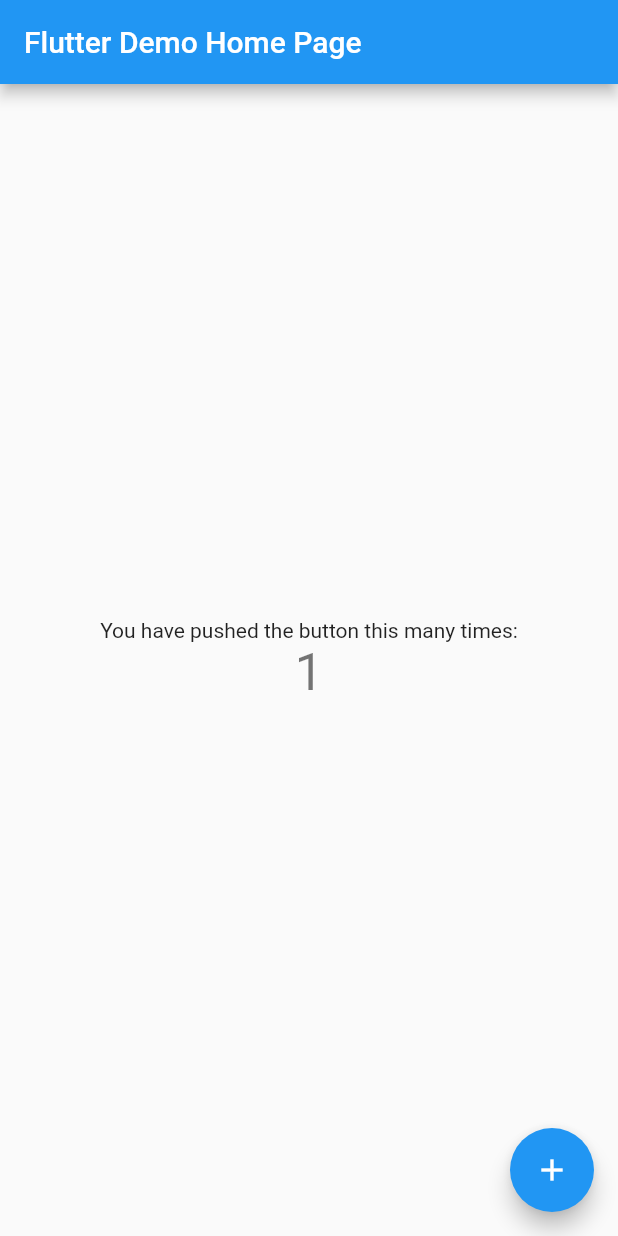
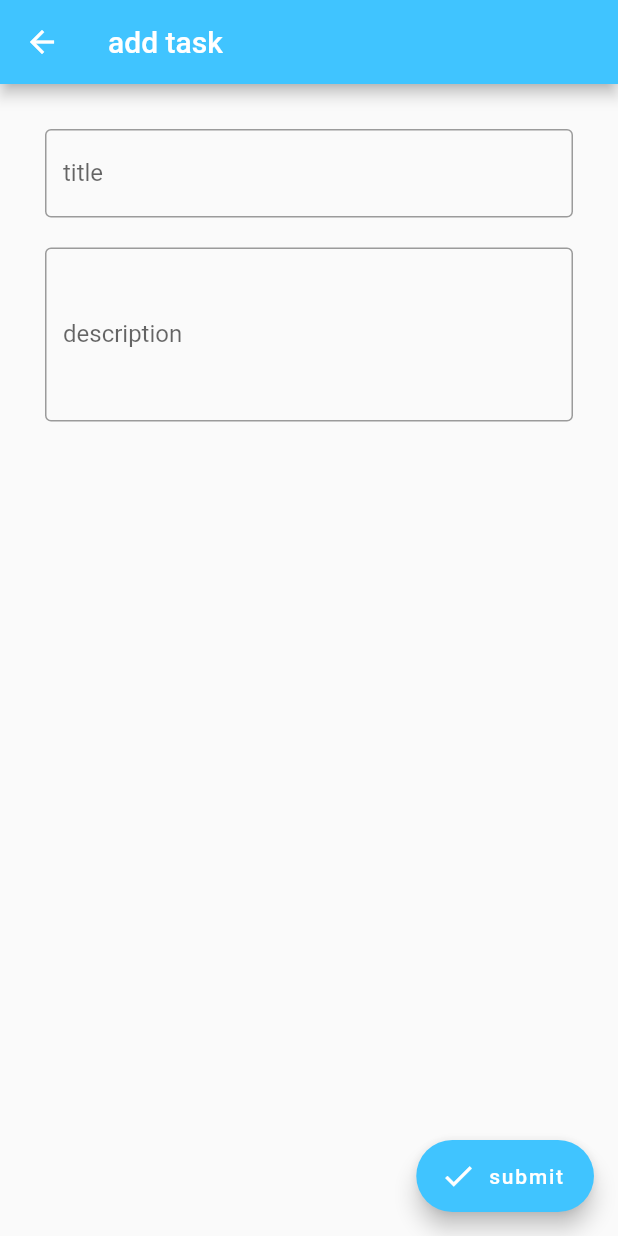
Before and after one commit to kilwa95/flutter_listonic, a Flutter app: the screen it shows after launch, after a tap on the "add" icon, on a phone screen of 412 x 824 dp. Run offline on Flutter 3.47's test engine with Material 2 defaults, Android fonts, the phone set to English and light mode, and no system bars.

Commit message:
newFonct: addlist-removelist

```diff
--- a/analysis_options.yaml
+++ b/analysis_options.yaml
@@ -5,13 +5,13 @@
 # IDEs (https://dart.dev/tools#ides-and-editors). The analyzer can also be
 # invoked from the command line by running `flutter analyze`.
 
-# The following line activates a set of recommended lints for Flutter apps,
-# packages, and plugins designed to encourage good coding practices.
-include: package:flutter_lints/flutter.yaml
+# The following line activates a set of recommended lints for Blackfoot's Flutter apps
+# designed to encourage good coding practices.
+include: package:blackfoot_flutter_lint/blackfoot_flutter.yaml
 
 linter:
   # The lint rules applied to this project can be customized in the
-  # section below to disable rules from the `package:flutter_lints/flutter.yaml`
+  # section below to disable rules from the `package:blackfoot_flutter_lint/blackfoot_flutter.yaml`
   # included above or to enable additional rules. A list of all available lints
   # and their documentation is published at
   # https://dart-lang.github.io/linter/lints/index.html.
@@ -22,8 +22,7 @@ linter:
   # `// ignore_for_file: name_of_lint` syntax on the line or in the file
   # producing the lint.
   rules:
-    # avoid_print: false  # Uncomment to disable the `avoid_print` rule
-    # prefer_single_quotes: true  # Uncomment to enable the `prefer_single_quotes` rule
-
+  # avoid_print: false  # Uncomment to disable the `avoid_print` rule
+  # prefer_single_quotes: true  # Uncomment to enable the `prefer_single_quotes` rule
 # Additional information about this file can be found at
 # https://dart.dev/guides/language/analysis-options
--- a/lib/main.dart
+++ b/lib/main.dart
@@ -1,115 +1,22 @@
 import 'package:flutter/material.dart';
+import 'package:flutter_listonic/providers/task_provider.dart';
+import 'package:flutter_listonic/screens/task_screen.dart';
+import 'package:provider/provider.dart';
 
 void main() {
-  runApp(const MyApp());
+  runApp(const Listonic());
 }
 
-class MyApp extends StatelessWidget {
-  const MyApp({super.key});
+class Listonic extends StatelessWidget {
+  const Listonic({super.key});
 
-  // This widget is the root of your application.
   @override
   Widget build(BuildContext context) {
-    return MaterialApp(
-      title: 'Flutter Demo',
-      theme: ThemeData(
-        // This is the theme of your application.
-        //
-        // Try running your application with "flutter run". You'll see the
-        // application has a blue toolbar. Then, without quitting the app, try
-        // changing the primarySwatch below to Colors.green and then invoke
-        // "hot reload" (press "r" in the console where you ran "flutter run",
-        // or simply save your changes to "hot reload" in a Flutter IDE).
-        // Notice that the counter didn't reset back to zero; the application
-        // is not restarted.
-        primarySwatch: Colors.blue,
+    return ChangeNotifierProvider(
+      create: (_) => TaskProvider(),
+      child: const MaterialApp(
+        home: TaskScreen(),
       ),
-      home: const MyHomePage(title: 'Flutter Demo Home Page'),
     );
   }
 }
-
-class MyHomePage extends StatefulWidget {
-  const MyHomePage({super.key, required this.title});
-
-  // This widget is the home page of your application. It is stateful, meaning
-  // that it has a State object (defined below) that contains fields that affect
-  // how it looks.
-
-  // This class is the configuration for the state. It holds the values (in this
-  // case the title) provided by the parent (in this case the App widget) and
-  // used by the build method of the State. Fields in a Widget subclass are
-  // always marked "final".
-
-  final String title;
-
-  @override
-  State<MyHomePage> createState() => _MyHomePageState();
-}
-
-class _MyHomePageState extends State<MyHomePage> {
-  int _counter = 0;
-
-  void _incrementCounter() {
-    setState(() {
-      // This call to setState tells the Flutter framework that something has
-      // changed in this State, which causes it to rerun the build method below
-      // so that the display can reflect the updated values. If we changed
-      // _counter without calling setState(), then the build method would not be
-      // called again, and so nothing would appear to happen.
-      _counter++;
-    });
-  }
-
-  @override
-  Widget build(BuildContext context) {
-    // This method is rerun every time setState is called, for instance as done
-    // by the _incrementCounter method above.
-    //
-    // The Flutter framework has been optimized to make rerunning build methods
-    // fast, so that you can just rebuild anything that needs updating rather
-    // than having to individually change instances of widgets.
-    return Scaffold(
-      appBar: AppBar(
-        // Here we take the value from the MyHomePage object that was created by
-        // the App.build method, and use it to set our appbar title.
-        title: Text(widget.title),
-      ),
-      body: Center(
-        // Center is a layout widget. It takes a single child and positions it
-        // in the middle of the parent.
-        child: Column(
-          // Column is also a layout widget. It takes a list of children and
-          // arranges them vertically. By default, it sizes itself to fit its
-          // children horizontally, and tries to be as tall as its parent.
-          //
-          // Invoke "debug painting" (press "p" in the console, choose the
-          // "Toggle Debug Paint" action from the Flutter Inspector in Android
-          // Studio, or the "Toggle Debug Paint" command in Visual Studio Code)
-          // to see the wireframe for each widget.
-          //
-          // Column has various properties to control how it sizes itself and
-          // how it positions its children. Here we use mainAxisAlignment to
-          // center the children vertically; the main axis here is the vertical
-          // axis because Columns are vertical (the cross axis would be
-          // horizontal).
-          mainAxisAlignment: MainAxisAlignment.center,
-          children: <Widget>[
-            const Text(
-              'You have pushed the button this many times:',
-            ),
-            Text(
-              '$_counter',
-              style: Theme.of(context).textTheme.headline4,
-            ),
-          ],
-        ),
-      ),
-      floatingActionButton: FloatingActionButton(
-        onPressed: _incrementCounter,
-        tooltip: 'Increment',
-        child: const Icon(Icons.add),
-      ), // This trailing comma makes auto-formatting nicer for build methods.
-    );
-  }
-}
--- /dev/null
+++ b/lib/models/task.dart
@@ -0,0 +1,17 @@
+class Task {
+  Task({
+    this.id,
+    required this.title,
+    this.description,
+    this.completed = false,
+  });
+
+  int? id;
+  String title;
+  String? description;
+  bool completed;
+
+  void toggleDone() {
+    completed = !completed;
+  }
+}
--- /dev/null
+++ b/lib/providers/task_provider.dart
@@ -0,0 +1,46 @@
+import 'dart:collection';
+
+import 'package:flutter/material.dart';
+
+import '../models/task.dart';
+
+class TaskProvider extends ChangeNotifier {
+  final List<Task> _tasks = <Task>[];
+
+  String taskTitle = "";
+  String taskDescription = "";
+
+  UnmodifiableListView<Task> get tasks {
+    return UnmodifiableListView<Task>(_tasks);
+  }
+
+  int get taskCount {
+    return _tasks.length;
+  }
+
+  void addTask({required String newTaskTitle, String? newTaskDesc}) {
+    final Task task = Task(title: newTaskTitle, description: newTaskDesc);
+    _tasks.add(task);
+    notifyListeners();
+  }
+
+  void deleteTask(Task task) {
+    _tasks.remove(task);
+    notifyListeners();
+  }
+
+  void setTaskDone(Task task) {
+    task.toggleDone();
+    notifyListeners();
+  }
+
+  void setTaskTitle(String taskTitle) {
+    this.taskTitle = taskTitle;
+    notifyListeners();
+  }
+
+  void setTaskDescription(String taskDescription) {
+    this.taskDescription = taskDescription;
+    notifyListeners();
+  }
+}
--- /dev/null
+++ b/lib/screens/add_screen.dart
@@ -0,0 +1,34 @@
+import 'package:flutter/material.dart';
+import 'package:flutter_listonic/providers/task_provider.dart';
+import 'package:provider/provider.dart';
+
+import '../widgets/task_form.dart';
+
+class AddScreen extends StatelessWidget {
+  const AddScreen({super.key});
+
+  @override
+  Widget build(BuildContext context) {
+    return Scaffold(
+      appBar: AppBar(
+        title: const Text('add task'),
+        backgroundColor: Colors.lightBlueAccent,
+      ),
+      floatingActionButton: FloatingActionButton.extended(
+        label: const Text('submit'),
+        icon: const Icon(Icons.check),
+        backgroundColor: Colors.lightBlueAccent,
+        onPressed: () {
+          Provider.of<TaskProvider>(context, listen: false).addTask(
+            newTaskTitle:
+                Provider.of<TaskProvider>(context, listen: false).taskTitle,
+            newTaskDesc: Provider.of<TaskProvider>(context, listen: false)
+                .taskDescription,
+          );
+          Navigator.pop(context);
+        },
+      ),
+      body: const TaskForm(),
+    );
+  }
+}
--- /dev/null
+++ b/lib/screens/task_screen.dart
@@ -0,0 +1,40 @@
+import 'package:flutter/material.dart';
+import 'package:flutter_listonic/screens/add_screen.dart';
+
+import '../widgets/task_list.dart';
+
+class TaskScreen extends StatelessWidget {
+  const TaskScreen({super.key});
+
+  @override
+  Widget build(BuildContext context) {
+    return Scaffold(
+      appBar: AppBar(
+        title: const Text('Lis tonic'),
+        backgroundColor: Colors.lightBlueAccent,
+      ),
+      floatingActionButton: FloatingActionButton(
+        backgroundColor: Colors.lightBlueAccent,
+        onPressed: () {
+          Navigator.push(
+            context,
+            MaterialPageRoute<dynamic>(
+              builder: (BuildContext context) => const AddScreen(),
+            ),
+          );
+        },
+        child: const Icon(Icons.add),
+      ),
+      body: Container(
+        decoration: const BoxDecoration(
+          color: Colors.white,
+          borderRadius: BorderRadius.only(
+            topLeft: Radius.circular(20.0),
+            topRight: Radius.circular(20.0),
+          ),
+        ),
+        child: const TasksList(),
+      ),
+    );
+  }
+}
--- /dev/null
+++ b/lib/widgets/task_form.dart
@@ -0,0 +1,43 @@
+import 'package:flutter/material.dart';
+import 'package:provider/provider.dart';
+
+import '../providers/task_provider.dart';
+
+class TaskForm extends StatelessWidget {
+  const TaskForm({super.key});
+
+  @override
+  Widget build(BuildContext context) {
+    return Container(
+      padding: const EdgeInsets.all(30.0),
+      child: Column(
+        children: <Widget>[
+          TextField(
+            decoration: const InputDecoration(
+              border: OutlineInputBorder(),
+              labelText: 'title',
+            ),
+            textAlign: TextAlign.center,
+            onChanged: (String title) {
+              Provider.of<TaskProvider>(context, listen: false)
+                  .setTaskTitle(title);
+            },
+          ),
+          const SizedBox(height: 20.0),
+          TextField(
+            maxLines: 4,
+            decoration: const InputDecoration(
+              border: OutlineInputBorder(),
+              labelText: 'description',
+            ),
+            textAlign: TextAlign.center,
+            onChanged: (String description) {
+              Provider.of<TaskProvider>(context, listen: false)
+                  .setTaskDescription(description);
+            },
+          ),
+        ],
+      ),
+    );
+  }
+}
--- /dev/null
+++ b/lib/widgets/task_list.dart
@@ -0,0 +1,36 @@
+import 'package:flutter/material.dart';
+import 'package:flutter_listonic/widgets/task_item.dart';
+import 'package:provider/provider.dart';
+
+import '../providers/task_provider.dart';
+
+class TasksList extends StatelessWidget {
+  const TasksList({super.key});
+
+  @override
+  Widget build(BuildContext context) {
+    return Consumer<TaskProvider>(
+      builder: (
+        BuildContext context,
+        TaskProvider taskProvider,
+        Widget? child,
+      ) {
+        return ListView.builder(
+          itemBuilder: (BuildContext context, int index) {
+            return TaskItem(
+              title: taskProvider.tasks[index].title,
+              isDone: taskProvider.tasks[index].completed,
+              checkboxCallback: (bool? checkBoxState) {
+                taskProvider.setTaskDone(taskProvider.tasks[index]);
+              },
+              removeTaskCallback: () {
+                taskProvider.deleteTask(taskProvider.tasks[index]);
+              },
+            );
+          },
+          itemCount: taskProvider.taskCount,
+        );
+      },
+    );
+  }
+}
```
Also changed, not shown: lib/widgets/task_item.dart (added, +39 -0 lines), pubspec.yaml (+5 -2 lines), lib/screens/edit_screen.dart (added), pubspec.lock, 1 other file.
